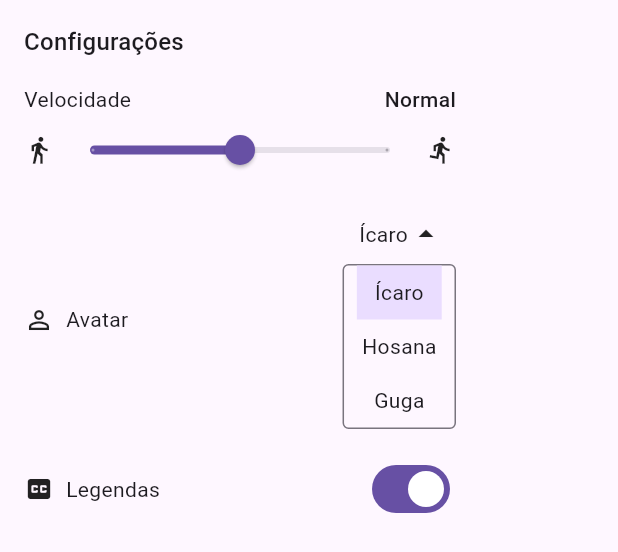
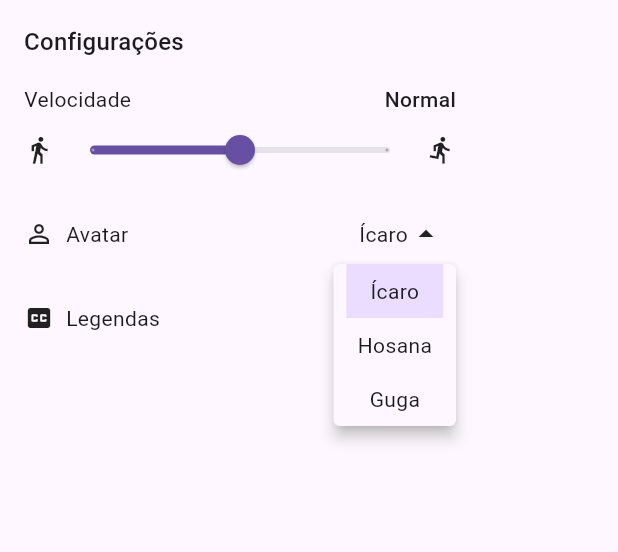
Before and after one commit to luizpaulobarroca/vlibras-flutter, a Flutter app: the VLibrasSettingsPanel widget shown alone on an empty page, opened directly with empty values, after a tap on "Ícaro", on a phone screen of 412 x 824 dp. Shown: the top 552 px of the screen. Run offline on Flutter 3.47's test engine with Material 3 defaults, Android fonts, the phone set to English and light mode, and no system bars; our stand-ins replace web, webview_flutter; missing offline and left inert: dart:js_interop.

Commit message:
refactor(panel): avatar dropdown floats via LayerLink, no layout shift
A lista do select do avatar agora flutua sobre o conteúdo abaixo (legendas)
em vez de empurrar a linha para baixo. Usa CompositedTransformTarget/Follower
ancorados por LayerLink — não depende de Navigator/Overlay (compatível com
MaterialApp.builder), não contribui para o tamanho natural do Stack do
painel, e pinta por cima por ser o último filho do Stack.

Painel promovido a StatefulWidget para hospedar o LayerLink e o estado de
aberto/fechado. VLibrasInlineDropdown removido — a lógica vive inline no
painel para aproveitar o Stack externo como superfície de flutuação.

Co-Authored-By: Claude Opus 4.7 (1M context) <noreply@anthropic.com>

```diff
--- a/lib/src/vlibras_settings_panel.dart
+++ b/lib/src/vlibras_settings_panel.dart
@@ -12,7 +12,7 @@ import 'vlibras_value.dart';
 /// Place this widget inside a [Dialog], [BottomSheet], [Drawer] or your own
 /// [Overlay]. It has an intrinsic width of ~320dp and vertical size driven
 /// by content.
-class VLibrasSettingsPanel extends StatelessWidget {
+class VLibrasSettingsPanel extends StatefulWidget {
   const VLibrasSettingsPanel({
     super.key,
     required this.controller,
@@ -30,14 +30,31 @@ class VLibrasSettingsPanel extends StatelessWidget {
   final VLibrasSettingsLabels labels;
 
   @override
+  State<VLibrasSettingsPanel> createState() => _VLibrasSettingsPanelState();
+}
+
+class _VLibrasSettingsPanelState extends State<VLibrasSettingsPanel> {
+  final LayerLink _avatarLink = LayerLink();
+  bool _avatarOpen = false;
+
+  String _avatarLabelFor(VLibrasAvatar a) => switch (a) {
+        VLibrasAvatar.icaro => widget.labels.avatarIcaro,
+        VLibrasAvatar.hosana => widget.labels.avatarHosana,
+        VLibrasAvatar.guga => widget.labels.avatarGuga,
+      };
+
+  @override
   Widget build(BuildContext context) {
     return ListenableBuilder(
-      listenable: controller,
+      listenable: widget.controller,
       builder: (context, _) {
-        final value = controller.value;
+        final value = widget.controller.value;
         return SizedBox(
           width: 320,
-          child: Padding(
+          child: Stack(
+            clipBehavior: Clip.none,
+            children: [
+              Padding(
                 padding: const EdgeInsets.all(16),
                 child: Column(
                   mainAxisSize: MainAxisSize.min,
@@ -53,6 +70,19 @@ class VLibrasSettingsPanel extends StatelessWidget {
                   ],
                 ),
               ),
+              // Floating avatar dropdown list — rendered LAST so it paints on
+              // top of the subtitles row. Does not contribute to the Stack's
+              // natural size because it follows the target via LayerLink.
+              if (_avatarOpen)
+                CompositedTransformFollower(
+                  link: _avatarLink,
+                  targetAnchor: Alignment.bottomRight,
+                  followerAnchor: Alignment.topRight,
+                  offset: const Offset(0, 4),
+                  child: _buildAvatarList(value),
+                ),
+            ],
+          ),
         );
       },
     );
@@ -62,14 +92,14 @@ class VLibrasSettingsPanel extends StatelessWidget {
     final titleStyle = Theme.of(context).textTheme.titleMedium;
     return Row(
       children: [
-        Expanded(child: Text(labels.title, style: titleStyle)),
-        if (onClose != null)
+        Expanded(child: Text(widget.labels.title, style: titleStyle)),
+        if (widget.onClose != null)
           Semantics(
-            label: labels.close,
+            label: widget.labels.close,
             button: true,
             child: IconButton(
               icon: const Icon(Icons.close),
-              onPressed: onClose,
+              onPressed: widget.onClose,
             ),
           ),
       ],
@@ -78,16 +108,16 @@ class VLibrasSettingsPanel extends StatelessWidget {
 
   Widget _buildSpeedSection(VLibrasValue value) {
     final currentLabel = switch (value.speed) {
-      VLibrasSpeed.slow => labels.speedSlow,
-      VLibrasSpeed.normal => labels.speedNormal,
-      VLibrasSpeed.fast => labels.speedFast,
+      VLibrasSpeed.slow => widget.labels.speedSlow,
+      VLibrasSpeed.normal => widget.labels.speedNormal,
+      VLibrasSpeed.fast => widget.labels.speedFast,
     };
     return Column(
       crossAxisAlignment: CrossAxisAlignment.stretch,
       children: [
         Row(
           children: [
-            Expanded(child: Text(labels.speed)),
+            Expanded(child: Text(widget.labels.speed)),
             Text(
               currentLabel,
               style: const TextStyle(fontWeight: FontWeight.w500),
@@ -103,8 +133,8 @@ class VLibrasSettingsPanel extends StatelessWidget {
                 max: (VLibrasSpeed.values.length - 1).toDouble(),
                 divisions: VLibrasSpeed.values.length - 1,
                 value: value.speed.index.toDouble(),
-                onChanged: (v) =>
-                    controller.setSpeed(VLibrasSpeed.values[v.round()]),
+                onChanged: (v) => widget.controller
+                    .setSpeed(VLibrasSpeed.values[v.round()]),
               ),
             ),
             const Icon(Icons.directions_run, size: 20),
@@ -115,24 +145,64 @@ class VLibrasSettingsPanel extends StatelessWidget {
   }
 
   Widget _buildAvatarSection(VLibrasValue value) {
-    String labelFor(VLibrasAvatar a) => switch (a) {
-          VLibrasAvatar.icaro => labels.avatarIcaro,
-          VLibrasAvatar.hosana => labels.avatarHosana,
-          VLibrasAvatar.guga => labels.avatarGuga,
-        };
-
     return Row(
       children: [
         const Icon(Icons.person_outline, size: 20),
         const SizedBox(width: 8),
-        Expanded(child: Text(labels.avatar)),
-        VLibrasInlineDropdown<VLibrasAvatar>(
-          value: value.avatar,
-          items: VLibrasAvatar.values,
-          labelFor: labelFor,
-          onChanged: controller.setAvatar,
+        Expanded(child: Text(widget.labels.avatar)),
+        CompositedTransformTarget(
+          link: _avatarLink,
+          child: InkWell(
+            onTap: () => setState(() => _avatarOpen = !_avatarOpen),
+            child: Padding(
+              padding: const EdgeInsets.symmetric(horizontal: 8, vertical: 4),
+              child: Row(
+                mainAxisSize: MainAxisSize.min,
+                children: [
+                  Text(_avatarLabelFor(value.avatar)),
+                  Icon(
+                    _avatarOpen
+                        ? Icons.arrow_drop_up
+                        : Icons.arrow_drop_down,
                   ),
                 ],
+              ),
+            ),
+          ),
+        ),
+      ],
+    );
+  }
+
+  Widget _buildAvatarList(VLibrasValue value) {
+    final theme = Theme.of(context);
+    return Material(
+      elevation: 4,
+      borderRadius: BorderRadius.circular(4),
+      child: IntrinsicWidth(
+        child: Column(
+          mainAxisSize: MainAxisSize.min,
+          children: [
+            for (final a in VLibrasAvatar.values)
+              InkWell(
+                onTap: () {
+                  widget.controller.setAvatar(a);
+                  setState(() => _avatarOpen = false);
+                },
+                child: Container(
+                  padding: const EdgeInsets.symmetric(
+                    horizontal: 16,
+                    vertical: 8,
+                  ),
+                  color: a == value.avatar
+                      ? theme.colorScheme.primaryContainer
+                      : null,
+                  child: Text(_avatarLabelFor(a)),
+                ),
+              ),
+          ],
+        ),
+      ),
     );
   }
 
@@ -141,95 +211,12 @@ class VLibrasSettingsPanel extends StatelessWidget {
       children: [
         const Icon(Icons.closed_caption, size: 20),
         const SizedBox(width: 8),
-        Expanded(child: Text(labels.subtitles)),
+        Expanded(child: Text(widget.labels.subtitles)),
         Switch(
           value: value.subtitlesEnabled,
-          onChanged: controller.setSubtitles,
+          onChanged: widget.controller.setSubtitles,
         ),
       ],
     );
   }
 }
-
-/// A compact inline dropdown that does not depend on [Navigator]/[Overlay].
-///
-/// Exposed because [VLibrasSettingsPanel] is often mounted via
-/// `MaterialApp.builder`, which places it above the app's [Navigator] — so
-/// Material's [DropdownButton] cannot find a [Navigator] ancestor and crashes
-/// when the menu is opened. This widget expands its option list in-place.
-class VLibrasInlineDropdown<T> extends StatefulWidget {
-  const VLibrasInlineDropdown({
-    super.key,
-    required this.value,
-    required this.items,
-    required this.labelFor,
-    required this.onChanged,
-  });
-
-  final T value;
-  final List<T> items;
-  final String Function(T) labelFor;
-  final ValueChanged<T> onChanged;
-
-  @override
-  State<VLibrasInlineDropdown<T>> createState() =>
-      _VLibrasInlineDropdownState<T>();
-}
-
-class _VLibrasInlineDropdownState<T> extends State<VLibrasInlineDropdown<T>> {
-  bool _open = false;
-
-  @override
-  Widget build(BuildContext context) {
-    final theme = Theme.of(context);
-    return Column(
-      mainAxisSize: MainAxisSize.min,
-      crossAxisAlignment: CrossAxisAlignment.end,
-      children: [
-        InkWell(
-          onTap: () => setState(() => _open = !_open),
-          child: Padding(
-            padding: const EdgeInsets.symmetric(horizontal: 8, vertical: 4),
-            child: Row(
-              mainAxisSize: MainAxisSize.min,
-              children: [
-                Text(widget.labelFor(widget.value)),
-                Icon(_open ? Icons.arrow_drop_up : Icons.arrow_drop_down),
-              ],
-            ),
-          ),
-        ),
-        if (_open)
-          Container(
-            margin: const EdgeInsets.only(top: 4),
-            decoration: BoxDecoration(
-              border: Border.all(color: theme.dividerColor),
-              borderRadius: BorderRadius.circular(4),
-            ),
-            child: Column(
-              mainAxisSize: MainAxisSize.min,
-              children: [
-                for (final item in widget.items)
-                  InkWell(
-                    onTap: () {
-                      widget.onChanged(item);
-                      setState(() => _open = false);
-                    },
-                    child: Container(
-                      padding: const EdgeInsets.symmetric(
-                        horizontal: 12,
-                        vertical: 8,
-                      ),
-                      color: item == widget.value
-                          ? theme.colorScheme.primaryContainer
-                          : null,
-                      child: Text(widget.labelFor(item)),
-                    ),
-                  ),
-              ],
-            ),
-          ),
-      ],
-    );
-  }
-}
```
Lines whose indentation alone changed are shown as unchanged.
